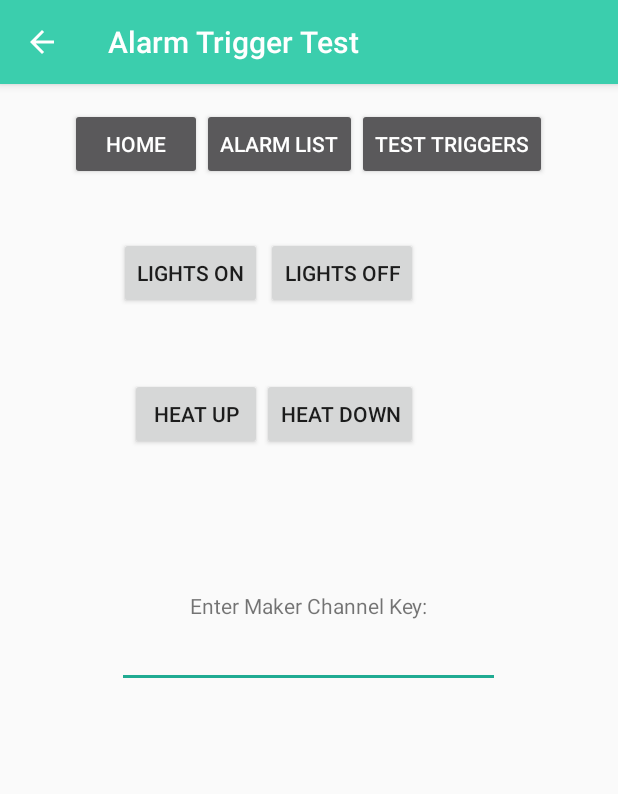
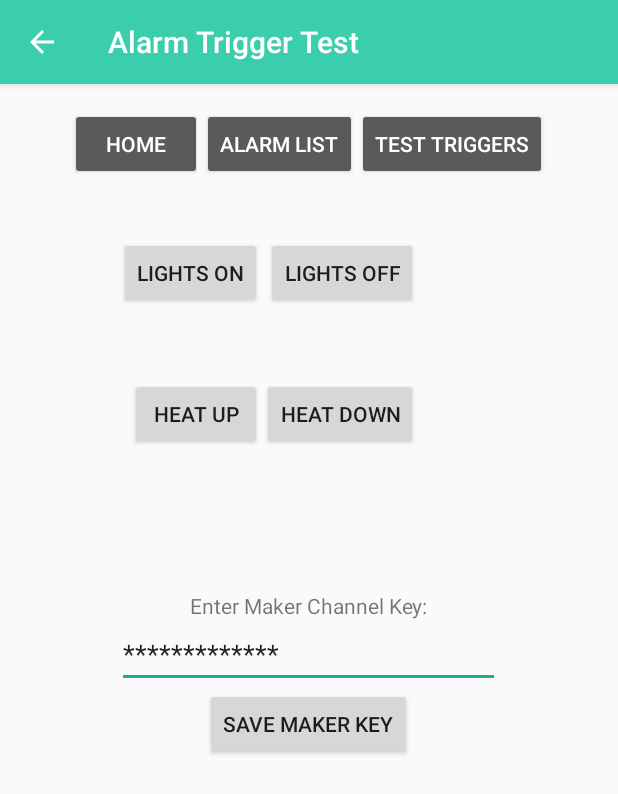
Before and after one commit to yorksea/WakeMe, an Android app: the screen it shows after launch (AlarmTriggerActivity), after a tap on "TEST TRIGGERS", on a phone screen of 412 x 824 dp. Shown: the top 794 px of the screen. Run offline under Robolectric (Android 15) with nearby library versions, the phone set to English and light mode, and no system bars.

Commit message:
added a few extra tweeks to storage of IFTTT makery key

```diff
--- a/app/src/main/java/com/amberyork/wakeme/AlarmListActivity.java
+++ b/app/src/main/java/com/amberyork/wakeme/AlarmListActivity.java
@@ -57,6 +57,4 @@ public class AlarmListActivity extends AppCompatActivity {
     }
 
 
-
-
 }
--- a/app/src/main/java/com/amberyork/wakeme/AlarmTriggerActivity.java
+++ b/app/src/main/java/com/amberyork/wakeme/AlarmTriggerActivity.java
@@ -26,12 +26,21 @@ public class AlarmTriggerActivity extends AppCompatActivity {
         getSupportActionBar().setDisplayHomeAsUpEnabled(true);
 
         SharedPreferences userDetails = getApplicationContext().getSharedPreferences("IFTTT", MODE_PRIVATE);
+        maker_key = userDetails.getString("maker_key", "");
 
-        //update key if changed
-        String maker_key = userDetails.getString("maker_key", "");
-        EditText tvMakerKey = (EditText) findViewById(R.id.maker_key_text);
-        tvMakerKey.setText(maker_key);
+        EditText edit_text = (EditText) findViewById(R.id.maker_key_text);
+        edit_text.setText("*************");
 
+        //set click for save key button to actually save the key
+        Button button = (Button) findViewById(R.id.maker_key_but);
+        button.setOnClickListener(new View.OnClickListener()
+        {
+            @Override
+            public void onClick(View v)
+            {
+                saveMakerKey();
+            }
+        });
     }
     //--------------------------TESTING POST----------------------------
 
@@ -45,9 +54,6 @@ public class AlarmTriggerActivity extends AppCompatActivity {
         //display which button pressed
         Log.d(TAG, "Button pressed: " + b.getText().toString());
 
-        EditText edit_text = (EditText) findViewById(R.id.maker_key_text);
-        CharSequence edit_text_value = edit_text.getText();
-        String maker_key =edit_text_value.toString();
         //Log.d(TAG, "Key: " +maker_key);
         //don't know why I couldn't just do this
         //String maker_key =(EditText)findViewById(R.id.maker_key_text).getText().toString();
@@ -63,19 +69,6 @@ public class AlarmTriggerActivity extends AppCompatActivity {
             Log.d(TAG, idString);
             trigger = idString.replace("but_","");
 
-            SharedPreferences userDetails = getApplicationContext().getSharedPreferences("IFTTT", MODE_PRIVATE);
-            SharedPreferences.Editor edit = userDetails.edit();
-
-            //update key if changed
-            String check_maker_key = userDetails.getString("maker_key", "");
-            if (check_maker_key != maker_key) {
-                edit.clear();
-                edit.putString("maker_key", maker_key);
-                edit.commit();
-            }
-
-
-
             //got trigger now instantiate and send off post with trigger
             new PostClient().execute(trigger,maker_key);
             toast("Triggered "+trigger);
@@ -90,4 +83,19 @@ public class AlarmTriggerActivity extends AppCompatActivity {
         Toast.makeText(getApplicationContext(), aToast, Toast.LENGTH_LONG).show();
     }
 
+
+    private void saveMakerKey(){
+        EditText edit_text = (EditText) findViewById(R.id.maker_key_text);
+        CharSequence edit_text_value = edit_text.getText();
+        maker_key = edit_text_value.toString();
+
+        SharedPreferences userDetails = getApplicationContext().getSharedPreferences("IFTTT", MODE_PRIVATE);
+        SharedPreferences.Editor edit = userDetails.edit();
+
+        edit.putString("maker_key", maker_key);
+        edit.commit();
+        Log.d("TEST","committed key change");
+        }
+
+
 }//AlarmTriggerActivity
--- a/app/src/main/java/com/amberyork/wakeme/DBHelper.java
+++ b/app/src/main/java/com/amberyork/wakeme/DBHelper.java
@@ -22,7 +22,7 @@ import java.util.ArrayList;
 public class DBHelper  extends SQLiteOpenHelper {
 
     // DB INFO: VERSION/NAME,ETC
-    public static final int DATABASE_VERSION = 7;
+    public static final int DATABASE_VERSION = 8;
     public static final String DATABASE_NAME = "wakeMe";
 
     // Table Names
--- a/app/src/main/res/layout/content_alarm_trigger.xml
+++ b/app/src/main/res/layout/content_alarm_trigger.xml
@@ -72,7 +72,7 @@
         android:width="255dp"
         android:layout_below="@+id/textView5"
         android:layout_centerHorizontal="true"
-        android:text="change me" />
+        />
 
     <TextView
         android:layout_width="wrap_content"
@@ -84,4 +84,12 @@
         android:layout_centerHorizontal="true"
         android:layout_marginTop="94dp" />
 
+    <Button
+        android:layout_width="wrap_content"
+        android:layout_height="wrap_content"
+        android:text="Save Maker Key"
+        android:id="@+id/maker_key_but"
+        android:layout_below="@+id/maker_key_text"
+        android:layout_centerHorizontal="true" />
+
 </RelativeLayout>
```
Also changed, not shown: app/src/main/java/com/amberyork/wakeme/AlarmService.java (+7 -6 lines), app/src/main/java/com/amberyork/wakeme/AlarmServiceManager.java (+8 -4 lines).
